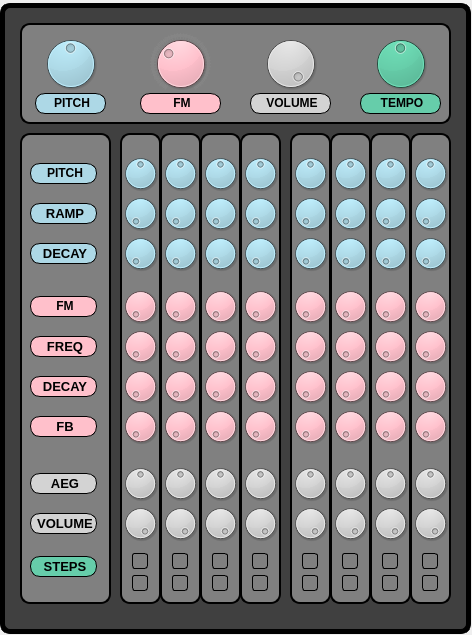
Above: src/mega_fm_8step.ui from theJSZ/FM-synthesis-drum-machine before the change. Below: the same form after it.
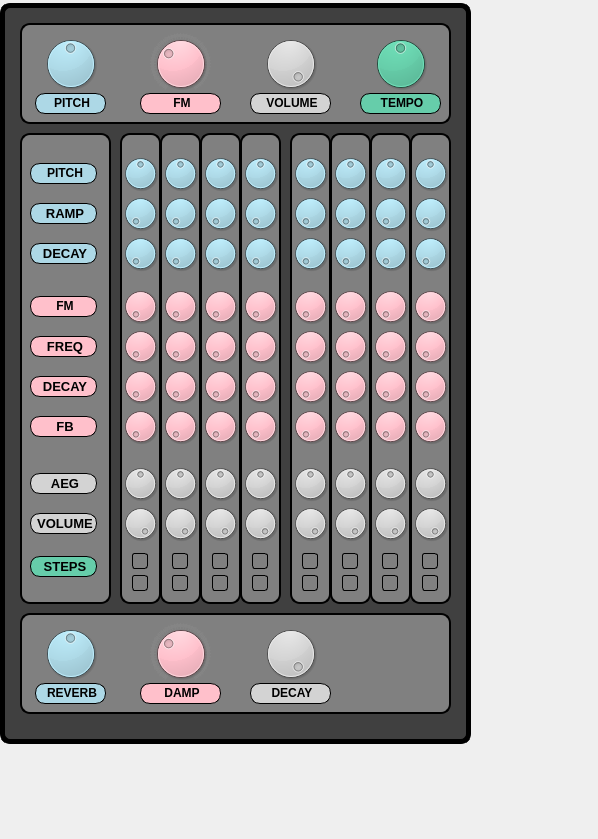
That is the form after the change.

Commit message: reverb mix works, damping is unstable

Patch:
```diff
--- a/src/mega_fm_8step.ui
+++ b/src/mega_fm_8step.ui
@@ -6,8 +6,8 @@
    <rect>
     <x>0</x>
     <y>0</y>
-    <width>472</width>
-    <height>635</height>
+    <width>598</width>
+    <height>839</height>
    </rect>
   </property>
   <property name="windowTitle">
@@ -2008,7 +2008,7 @@
       <x>0</x>
       <y>3</y>
       <width>471</width>
-      <height>631</height>
+      <height>741</height>
      </rect>
     </property>
     <property name="styleSheet">
@@ -2017,6 +2017,148 @@
     <property name="title">
      <string/>
     </property>
+    <widget class="QGroupBox" name="groupBox_master_controls_2">
+     <property name="geometry">
+      <rect>
+       <x>20</x>
+       <y>610</y>
+       <width>431</width>
+       <height>101</height>
+      </rect>
+     </property>
+     <property name="styleSheet">
+      <string notr="true">border: 2px solid black; border-radius: 10; background-color: gray</string>
+     </property>
+     <property name="title">
+      <string/>
+     </property>
+     <widget class="QDial" name="dial_reverb_mix">
+      <property name="geometry">
+       <rect>
+        <x>20</x>
+        <y>10</y>
+        <width>61</width>
+        <height>61</height>
+       </rect>
+      </property>
+      <property name="styleSheet">
+       <string notr="true">background-color: lightblue</string>
+      </property>
+      <property name="minimum">
+       <number>-500</number>
+      </property>
+      <property name="maximum">
+       <number>500</number>
+      </property>
+     </widget>
+     <widget class="QDial" name="dial_master_reverb_damp">
+      <property name="geometry">
+       <rect>
+        <x>130</x>
+        <y>10</y>
+        <width>61</width>
+        <height>61</height>
+       </rect>
+      </property>
+      <property name="toolTip">
+       <string/>
+      </property>
+      <property name="toolTipDuration">
+       <number>-1</number>
+      </property>
+      <property name="styleSheet">
+       <string notr="true">background-color: pink</string>
+      </property>
+      <property name="minimum">
+       <number>500</number>
+      </property>
+      <property name="maximum">
+       <number>2000</number>
+      </property>
+      <property name="value">
+       <number>1000</number>
+      </property>
+      <property name="invertedAppearance">
+       <bool>false</bool>
+      </property>
+      <property name="wrapping">
+       <bool>false</bool>
+      </property>
+      <property name="notchTarget">
+       <double>3.700000000000000</double>
+      </property>
+      <property name="notchesVisible">
+       <bool>true</bool>
+      </property>
+     </widget>
+     <widget class="QDial" name="dial_reverb_decay">
+      <property name="geometry">
+       <rect>
+        <x>240</x>
+        <y>10</y>
+        <width>61</width>
+        <height>61</height>
+       </rect>
+      </property>
+      <property name="styleSheet">
+       <string notr="true">background-color: lightgray</string>
+      </property>
+      <property name="maximum">
+       <number>1000</number>
+      </property>
+      <property name="value">
+       <number>1000</number>
+      </property>
+     </widget>
+     <widget class="QLabel" name="label_reverb_mix">
+      <property name="geometry">
+       <rect>
+        <x>15</x>
+        <y>70</y>
+        <width>71</width>
+        <height>21</height>
+       </rect>
+      </property>
+      <property name="styleSheet">
+       <string notr="true">border: 1px solid black; background-color:lightblue;</string>
+      </property>
+      <property name="text">
+       <string>&lt;html&gt;&lt;head/&gt;&lt;body&gt;&lt;p align=&quot;center&quot;&gt;&lt;span style=&quot; font-weight:600;&quot;&gt;REVERB&lt;/span&gt;&lt;/p&gt;&lt;/body&gt;&lt;/html&gt;</string>
+      </property>
+     </widget>
+     <widget class="QLabel" name="label_master_reverb_damp">
+      <property name="geometry">
+       <rect>
+        <x>120</x>
+        <y>70</y>
+        <width>81</width>
+        <height>21</height>
+       </rect>
+      </property>
+      <property name="styleSheet">
+       <string notr="true">border: 1px solid black; background-color:pink;</string>
+      </property>
+      <property name="text">
+       <string>&lt;html&gt;&lt;head/&gt;&lt;body&gt;&lt;p align=&quot;center&quot;&gt;&lt;span style=&quot; font-weight:600;&quot;&gt;DAMP&lt;/span&gt;&lt;/p&gt;&lt;/body&gt;&lt;/html&gt;</string>
+      </property>
+     </widget>
+     <widget class="QLabel" name="label_reverb_decay">
+      <property name="geometry">
+       <rect>
+        <x>230</x>
+        <y>70</y>
+        <width>81</width>
+        <height>21</height>
+       </rect>
+      </property>
+      <property name="styleSheet">
+       <string notr="true">border: 1px solid black; background-color:lightgray;</string>
+      </property>
+      <property name="text">
+       <string>&lt;html&gt;&lt;head/&gt;&lt;body&gt;&lt;p align=&quot;center&quot;&gt;&lt;span style=&quot; font-weight:600;&quot;&gt;DECAY&lt;/span&gt;&lt;/p&gt;&lt;/body&gt;&lt;/html&gt;</string>
+      </property>
+     </widget>
+    </widget>
    </widget>
    <zorder>groupBox</zorder>
    <zorder>groupBox_1</zorder>
```
The commit also changes 5 other files.
